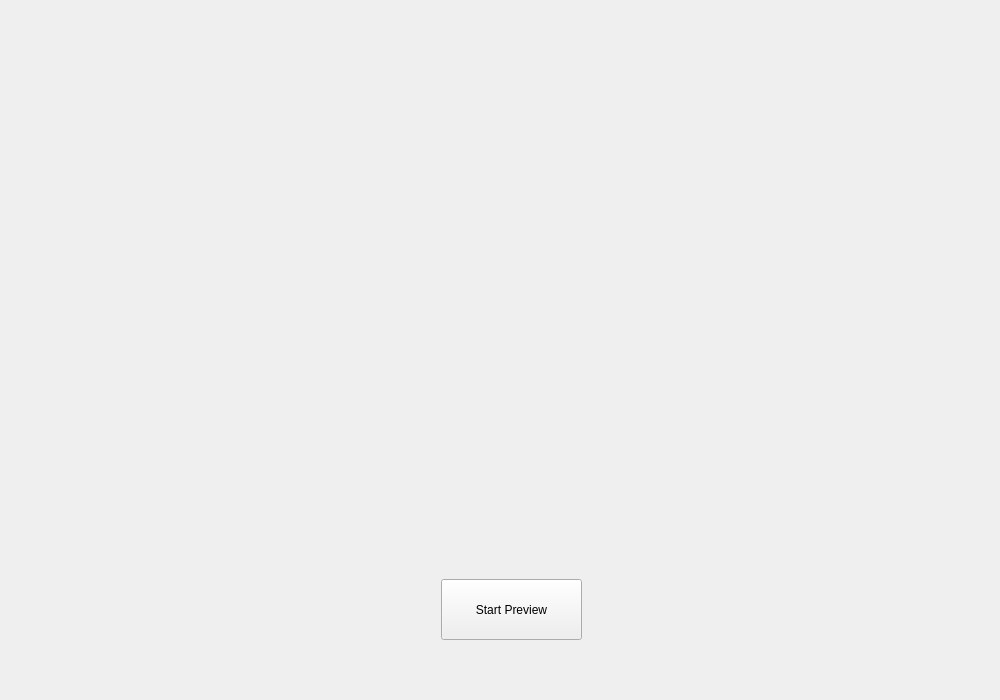
First picture: the form in ScreenCapture/MainWindow.ui, repository 0CottonBuds/ViewTether, before the edit.
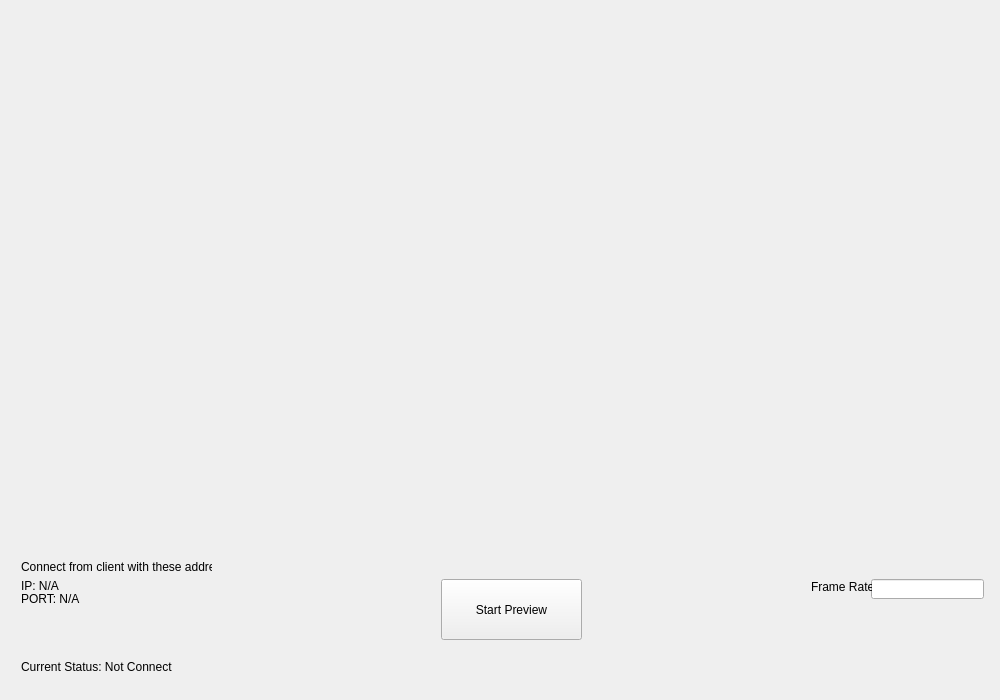
Second picture: the form after the edit.

Commit message: add placeholder upgrades for the UI

```diff
--- a/ScreenCapture/MainWindow.ui
+++ b/ScreenCapture/MainWindow.ui
@@ -56,6 +56,84 @@
        <string>Start Preview</string>
       </property>
      </widget>
+     <widget class="QLabel" name="label">
+      <property name="geometry">
+       <rect>
+        <x>10</x>
+        <y>20</y>
+        <width>191</width>
+        <height>16</height>
+       </rect>
+      </property>
+      <property name="text">
+       <string>Connect from client with these address:</string>
+      </property>
+     </widget>
+     <widget class="QLabel" name="label_2">
+      <property name="geometry">
+       <rect>
+        <x>10</x>
+        <y>40</y>
+        <width>47</width>
+        <height>13</height>
+       </rect>
+      </property>
+      <property name="text">
+       <string>IP: N/A</string>
+      </property>
+     </widget>
+     <widget class="QLabel" name="label_3">
+      <property name="geometry">
+       <rect>
+        <x>10</x>
+        <y>50</y>
+        <width>71</width>
+        <height>20</height>
+       </rect>
+      </property>
+      <property name="text">
+       <string>PORT: N/A</string>
+      </property>
+     </widget>
+     <widget class="QLabel" name="label_4">
+      <property name="geometry">
+       <rect>
+        <x>10</x>
+        <y>120</y>
+        <width>151</width>
+        <height>16</height>
+       </rect>
+      </property>
+      <property name="text">
+       <string>Current Status: Not Connected</string>
+      </property>
+     </widget>
+     <widget class="QLineEdit" name="lineEdit">
+      <property name="geometry">
+       <rect>
+        <x>860</x>
+        <y>40</y>
+        <width>113</width>
+        <height>20</height>
+       </rect>
+      </property>
+      <property name="placeholderText">
+       <string/>
+      </property>
+     </widget>
+     <widget class="QLabel" name="label_5">
+      <property name="geometry">
+       <rect>
+        <x>800</x>
+        <y>40</y>
+        <width>61</width>
+        <height>16</height>
+       </rect>
+      </property>
+      <property name="text">
+       <string>Frame Rate:</string>
+      </property>
+     </widget>
     </widget>
    </item>
   </layout>
```
The commit also changes 6 other files.
